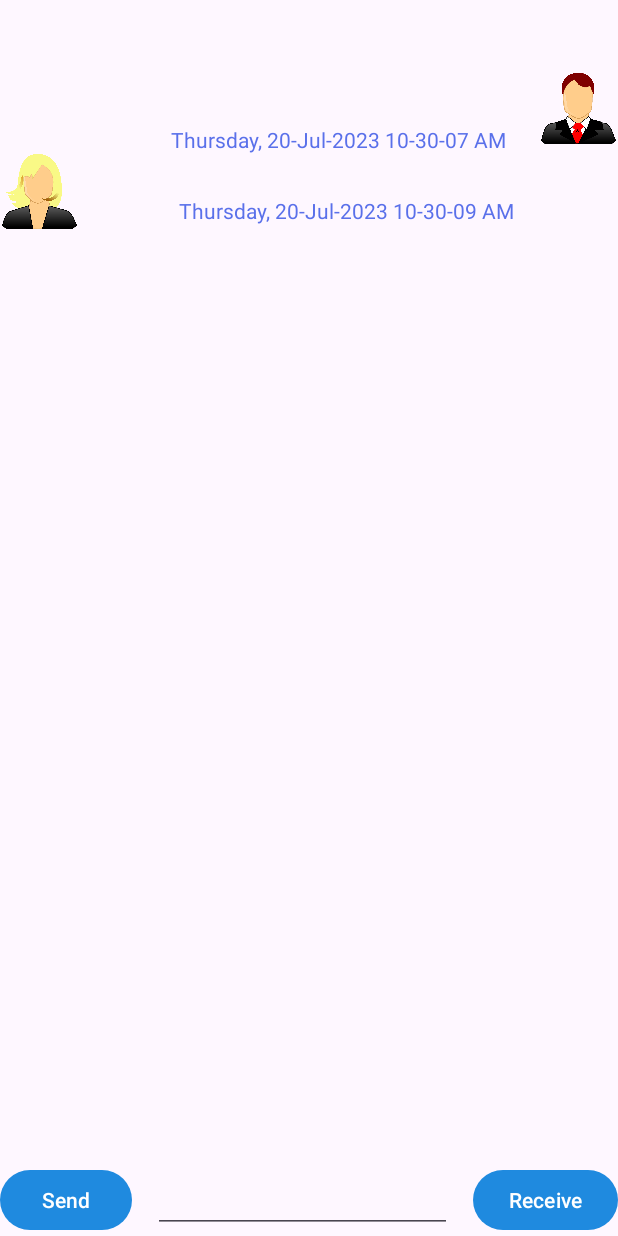
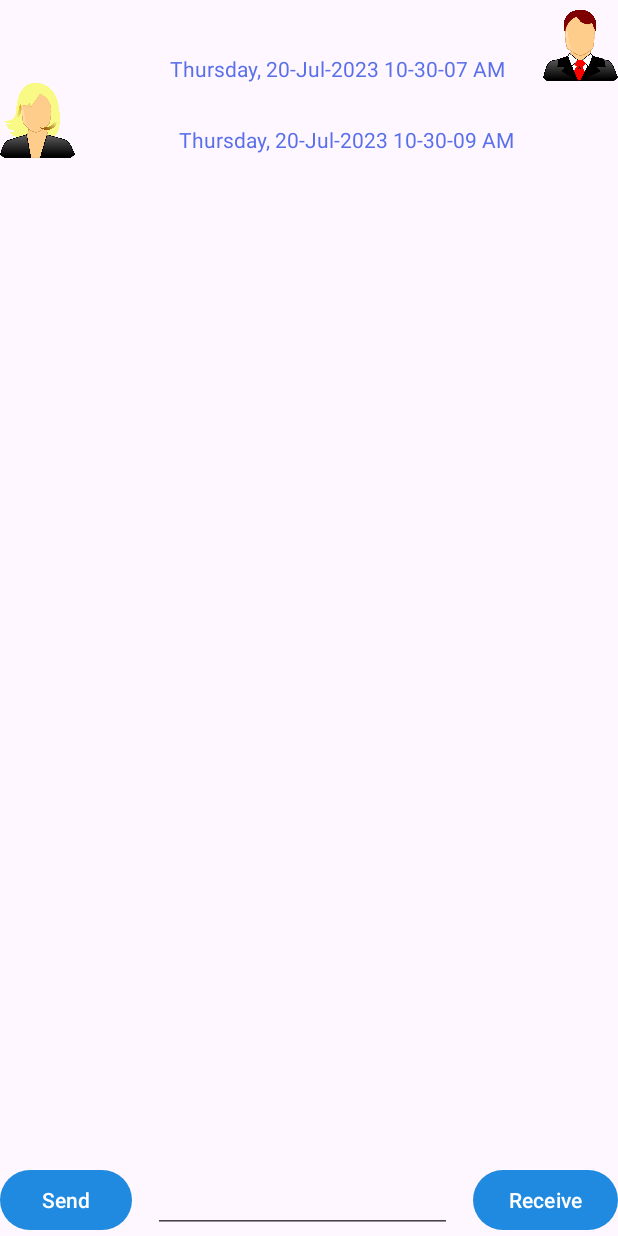
Before and after one commit to Nish-patel16/MyAndroidLabs, an Android app: the screen it shows after launch (ChatRoom), after a tap on "Receive", on a phone screen of 412 x 824 dp. Run offline under Robolectric (Android 15) with nearby library versions, the phone set to English and light mode, and no system bars; 1 other tap on this screen came first.

Commit message:
Final Completed week 6

```diff
--- a/app/src/main/java/algonquin/cst2335/pate1088/ChatRoom.java
+++ b/app/src/main/java/algonquin/cst2335/pate1088/ChatRoom.java
@@ -10,6 +10,7 @@ import androidx.recyclerview.widget.RecyclerView;
 import android.os.Bundle;
 import android.view.View;
 import android.view.ViewGroup;
+import android.view.WindowManager;
 import android.widget.ImageView;
 import android.widget.TextView;
 
--- a/app/src/main/res/layout/activity_chat_room.xml
+++ b/app/src/main/res/layout/activity_chat_room.xml
@@ -9,12 +9,8 @@
 
     <androidx.recyclerview.widget.RecyclerView
         android:id="@+id/recycleView"
-        android:layout_width="409dp"
-        android:layout_height="729dp"
-        android:layout_marginStart="1dp"
-        android:layout_marginTop="1dp"
-        android:layout_marginEnd="1dp"
-        android:layout_marginBottom="1dp"
+        android:layout_width="0dp"
+        android:layout_height="0dp"
         app:layout_constraintBottom_toBottomOf="parent"
         app:layout_constraintEnd_toEndOf="parent"
         app:layout_constraintStart_toStartOf="parent"
--- a/app/src/main/res/layout/sent_message.xml
+++ b/app/src/main/res/layout/sent_message.xml
@@ -29,6 +29,7 @@
         android:id="@+id/senderImage"
         android:layout_width="50dp"
         android:layout_height="50dp"
+        android:layout_marginTop="5dp"
         app:layout_constraintEnd_toEndOf="parent"
         app:layout_constraintTop_toTopOf="parent"
         app:srcCompat="@drawable/men" />
```
Also changed, not shown: app/src/main/AndroidManifest.xml (+0 -8 lines).
